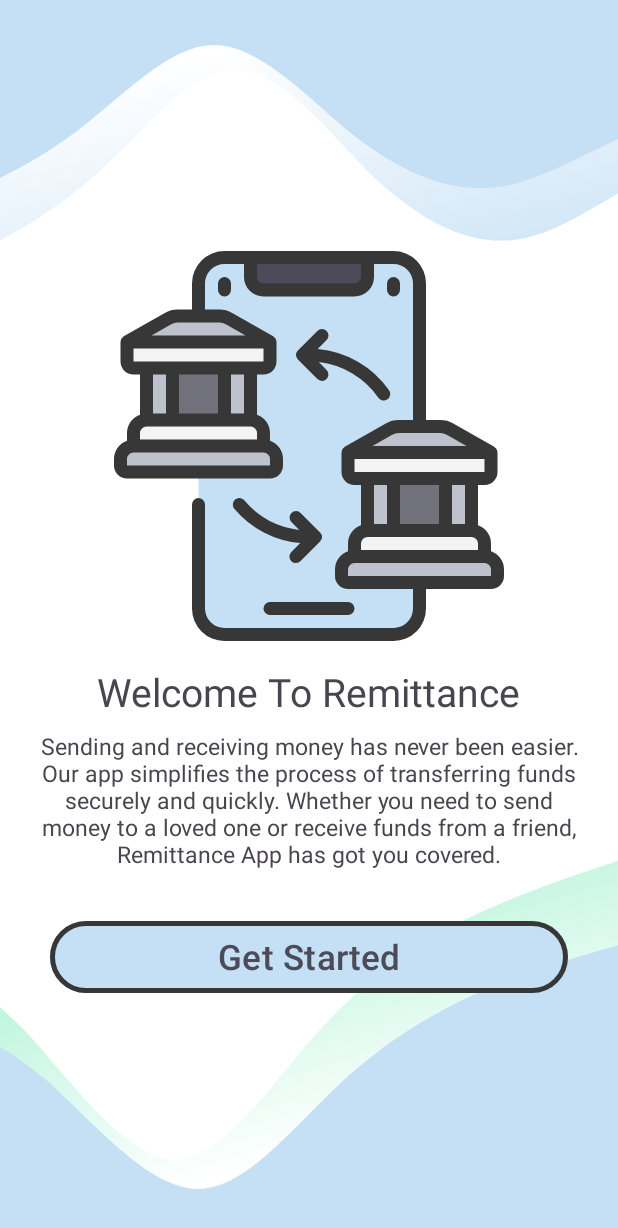
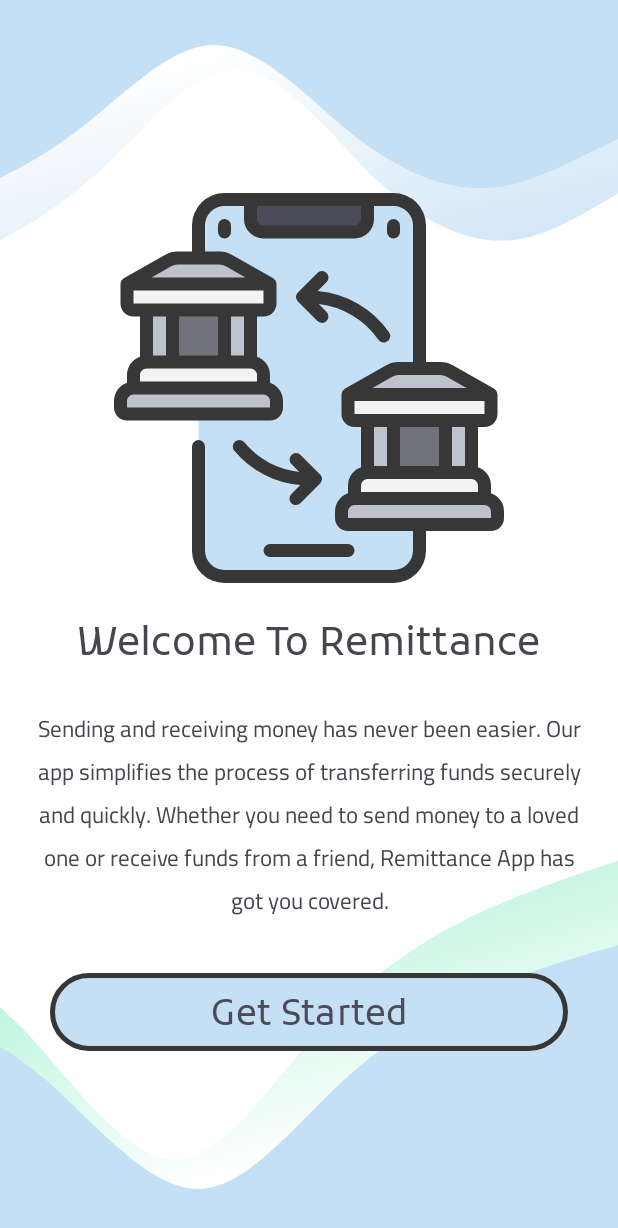
Before and after one commit to AfarehDev/RemittanceApp, an Android app: the screen it shows after launch (MainActivity), on a phone screen of 412 x 824 dp. Shown: the top 1228 px of the screen. Run offline under Robolectric (Android 15) with nearby library versions, the phone set to English and light mode, and no system bars; our stand-ins replace Dagger/Hilt's generated code, data binding, sdp/ssp sizes; 4 statements that could not run were skipped.

Commit message:
adding fonts

```diff
--- a/app/src/main/res/layout/fragment_login.xml
+++ b/app/src/main/res/layout/fragment_login.xml
@@ -34,6 +34,7 @@
                 android:layout_width="wrap_content"
                 android:layout_height="wrap_content"
                 android:layout_marginTop="16dp"
+                android:fontFamily="@font/kufam_regular"
                 android:text="@string/auth_welcome_msg" />
 
             <androidx.appcompat.widget.AppCompatTextView
@@ -42,18 +43,20 @@
                 android:layout_height="wrap_content"
                 android:layout_marginTop="8dp"
                 android:textAlignment="center"
+                android:fontFamily="@font/cairo_regular"
                 android:text="@string/sign_in_msg" />
 
 
             <Button
                 android:layout_width="match_parent"
-                android:layout_height="56dp"
+                android:layout_height="60dp"
                 android:layout_marginHorizontal="16dp"
                 android:layout_marginVertical="30dp"
                 android:backgroundTint="#C5E0F4"
                 android:onClick="@{() -> viewModel.login()}"
                 android:text="@string/get_started"
                 android:textSize="@dimen/_18sdp"
+                android:fontFamily="@font/kufam_regular"
                 android:textColor="#4b4b59"
                 app:strokeColor="#373737"
                 app:strokeWidth="3dp" />
--- a/app/src/main/res/layout/fragment_main.xml
+++ b/app/src/main/res/layout/fragment_main.xml
@@ -51,6 +51,7 @@
                         android:layout_gravity="center_horizontal"
                         android:layout_marginTop="16dp"
                         android:text="@string/sending_remittance_title"
+                        android:fontFamily="@font/kufam_regular"
                         android:textColor="@android:color/black"
                         android:textSize="20sp" />
 
@@ -60,6 +61,7 @@
                         android:layout_gravity="center_horizontal"
                         android:layout_marginTop="8dp"
                         android:textAlignment="center"
+                        android:fontFamily="@font/cairo_regular"
                         android:text="@string/sending_remittance_description"
                         android:textColor="@color/neutral_grey"
                         android:textSize="16sp" />
@@ -97,6 +99,7 @@
                         android:layout_height="wrap_content"
                         android:text="@string/receiving_remittance_title"
                         android:textSize="20sp"
+                        android:fontFamily="@font/kufam_regular"
                         android:layout_gravity="center_horizontal"
                         android:textColor="@android:color/black"
                         android:layout_marginTop="16dp" />
@@ -108,6 +111,7 @@
                         android:textSize="16sp"
                         android:layout_gravity="center_horizontal"
                         android:textAlignment="center"
+                        android:fontFamily="@font/cairo_regular"
                         android:textColor="@color/neutral_grey"
                         android:layout_marginTop="8dp" />
                 </LinearLayout>
--- a/app/src/main/res/layout/progress_dialog.xml
+++ b/app/src/main/res/layout/progress_dialog.xml
@@ -25,6 +25,7 @@
             android:layout_margin="7dp"
             android:layout_toEndOf="@+id/progressBar"
             android:text="@string/loading"
+            android:fontFamily="@font/cairo_regular"
             android:textColor="@color/primary_dark_color"
             android:textStyle="bold" />
     </RelativeLayout>
```
Also changed, not shown: app/src/main/res/font/cairo_regular.ttf (added), app/src/main/res/font/kufam_regular.ttf (added).
